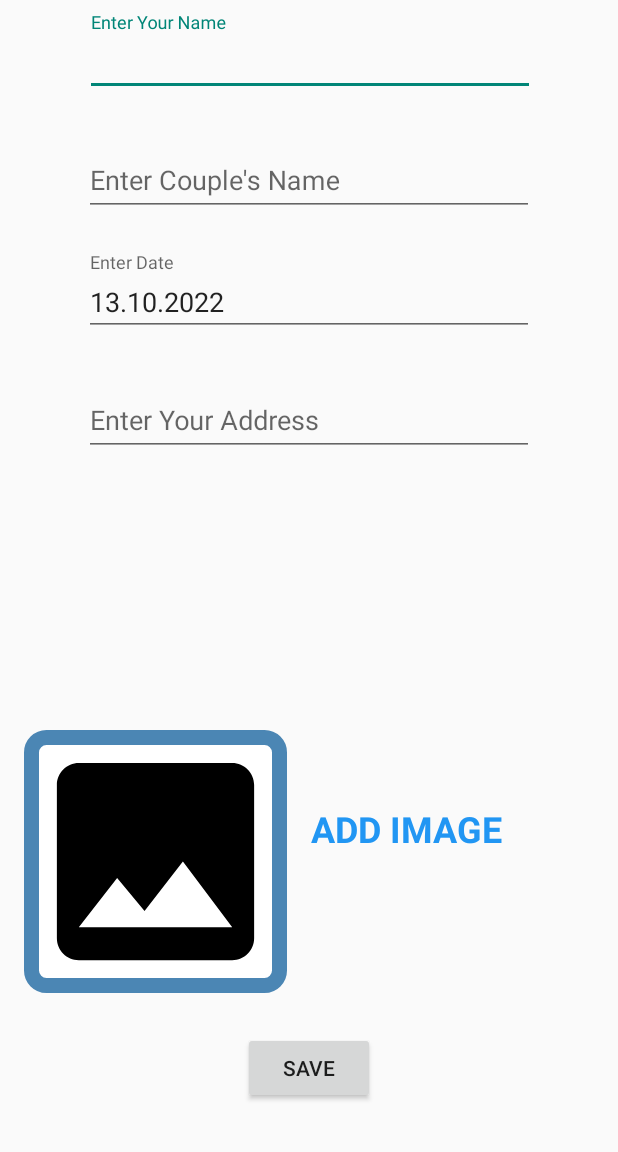
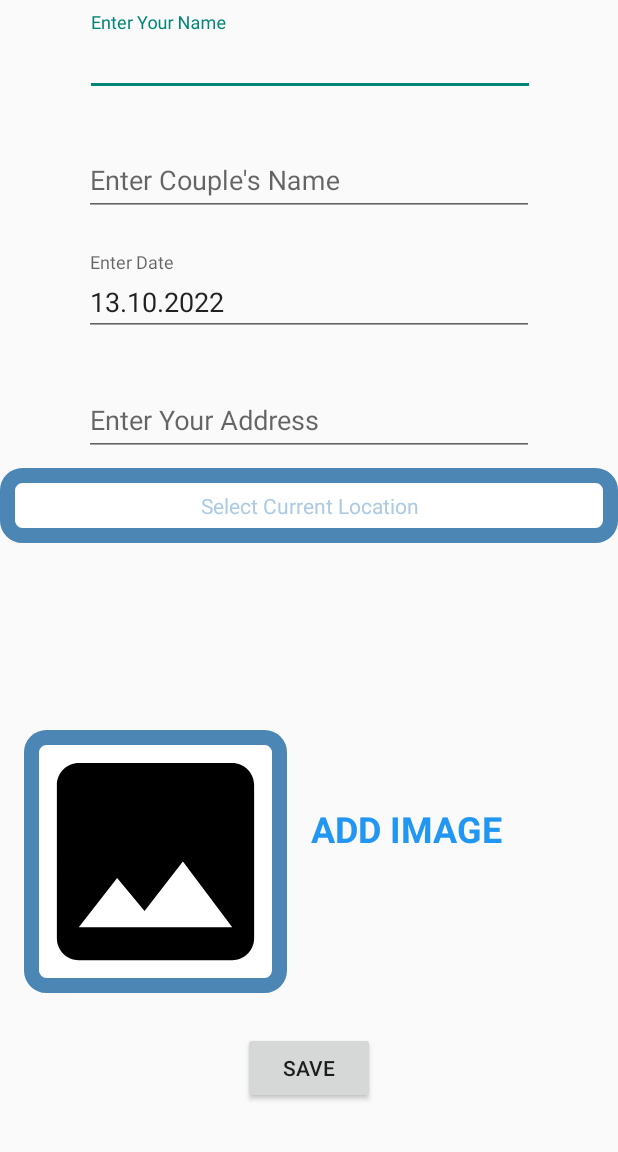
Before and after one commit to anshu960/Happy_Places, an Android app: the AddHappyPlaceActivity screen opened directly, with no data from a screen before it, after a tap on "SAVE", on a phone screen of 412 x 824 dp, the part 84-1236 px from its top. Run offline under Robolectric (Android 15) with nearby library versions, the phone set to English and light mode, and no system bars; libraries missing offline, so code that uses them is left out: com.karumi.dexter; pictures from the network do not load; 1 statement that could not run was skipped.

```diff
--- a/app/src/main/java/com/example/happyplace/Activity/AddHappyPlaceActivity.kt
+++ b/app/src/main/java/com/example/happyplace/Activity/AddHappyPlaceActivity.kt
@@ -9,6 +9,7 @@ import android.content.Context
 import android.content.ContextWrapper
 import android.content.Intent
 import android.graphics.Bitmap
+import android.location.LocationManager
 import android.net.Uri
 import androidx.appcompat.app.AppCompatActivity
 import android.os.Bundle
@@ -115,6 +116,12 @@ class AddHappyPlaceActivity : AppCompatActivity(), View.OnClickListener {
         tv_add_image.setOnClickListener(this)
         btn_save.setOnClickListener(this)
         et_address.setOnClickListener(this)
+        tv_select_current_location.setOnClickListener(this)
+    }
+
+    private fun isLocationEnable(): Boolean{
+        val locationManager : LocationManager= getSystemService(Context.LOCATION_SERVICE) as LocationManager
+        return locationManager.isProviderEnabled(LocationManager.GPS_PROVIDER) || locationManager.isProviderEnabled(LocationManager.NETWORK_PROVIDER)
     }
 
     override fun onClick(v: View?) {
@@ -212,6 +219,38 @@ class AddHappyPlaceActivity : AppCompatActivity(), View.OnClickListener {
                            startActivityForResult(intent, PLACE_AUTOCOMPLETE_REQUEST)
                 }catch (e: Exception){
                     e.printStackTrace()
+                }
+            }
+            R.id.tv_select_current_location ->{
+                if (isLocationEnable()){
+                    Toast.makeText(
+                        this,
+                        "Your location provider is turned off. Please turn it on",
+                        Toast.LENGTH_SHORT
+                    ).show()
+
+                    val intent = Intent(Settings.ACTION_LOCATION_SOURCE_SETTINGS)
+                    startActivity(intent)
+                    Dexter.withActivity(this).withPermissions(
+                        Manifest.permission.ACCESS_FINE_LOCATION,
+                        Manifest.permission.ACCESS_COARSE_LOCATION
+                    ).withListener(object : MultiplePermissionsListener{
+                        override fun onPermissionsChecked(report: MultiplePermissionsReport?) {
+                            if (report!!.areAllPermissionsGranted()){
+                                Toast.makeText(this@AddHappyPlaceActivity,"Location permission is granted",
+                                Toast.LENGTH_SHORT
+                                ).show()
+                            }
+                        }
+
+                        override fun onPermissionRationaleShouldBeShown(
+                            permissions: MutableList<PermissionRequest>?,
+                            token: PermissionToken?
+                        ) {
+                         showRationalDialogForPermissions()
+                        }
+                    }).onSameThread()
+                        .check()
                 }
             }
         }
--- a/app/src/main/java/com/example/happyplace/Activity/MapActivity.kt
+++ b/app/src/main/java/com/example/happyplace/Activity/MapActivity.kt
@@ -4,6 +4,7 @@ import androidx.appcompat.app.AppCompatActivity
 import android.os.Bundle
 import com.example.happyplace.Activity.Models.HappyPlaceModel
 import com.example.happyplace.R
+import com.google.android.gms.maps.CameraUpdateFactory
 import com.google.android.gms.maps.GoogleMap
 import com.google.android.gms.maps.OnMapReadyCallback
 import com.google.android.gms.maps.SupportMapFragment
@@ -38,6 +39,8 @@ class MapActivity : AppCompatActivity(), OnMapReadyCallback {
     override fun onMapReady(googleMap: GoogleMap) {
         val position = LatLng(mHappyPlaceDetails!!.latitude, mHappyPlaceDetails!!.longitude)
         googleMap.addMarker(MarkerOptions().position(position).title(mHappyPlaceDetails!!.location))
+        val newLatLngZoom = CameraUpdateFactory.newLatLngZoom(position, 15f)
+        googleMap.animateCamera(newLatLngZoom)
 
     }
 }
--- a/app/src/main/res/layout/activity_add_happy_place.xml
+++ b/app/src/main/res/layout/activity_add_happy_place.xml
@@ -121,5 +121,20 @@
         app:layout_constraintBottom_toTopOf="@+id/btn_save"
         app:layout_constraintStart_toEndOf="@+id/iv_place_image" />
 
+    <TextView
+        android:id="@+id/tv_select_current_location"
+        android:layout_width="match_parent"
+        android:layout_height="wrap_content"
+        android:background="@drawable/shape_image_view_border"
+        android:foreground="?attr/selectableItemBackground"
+        android:gravity="center"
+        android:padding="15dp"
+        android:layout_marginTop="8dp"
+        android:text="@string/select_current_location"
+        android:textColor="@color/colorAccent"
+        app:layout_constraintEnd_toEndOf="parent"
+        app:layout_constraintStart_toStartOf="parent"
+        app:layout_constraintTop_toBottomOf="@id/address" />
+
 
 </androidx.constraintlayout.widget.ConstraintLayout>
--- a/app/src/main/res/values/strings.xml
+++ b/app/src/main/res/values/strings.xml
@@ -11,4 +11,5 @@
     <string name="google_API_Key">AIzaSyA1ZddhdyfpLkUfZYaAM1nwyeClbo1d2dc</string>
     <string name="enter_your_address">Enter Your Address</string>
     <string name="view_on_map">View On Map</string>
+    <string name="select_current_location">Select Current Location</string>
 </resources>
```
Also changed, not shown: app/src/main/AndroidManifest.xml (+4 -4 lines), app/src/main/java/com/example/happyplace/Activity/Models/HappyPlaceModel.kt (+7 -5 lines).
